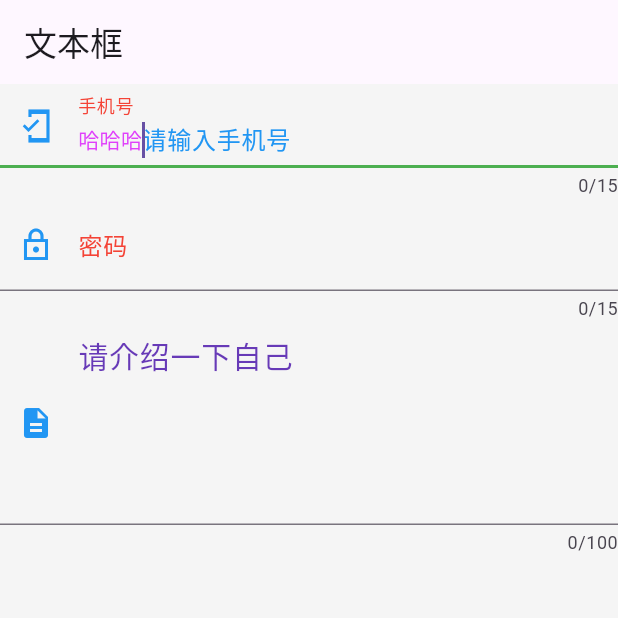
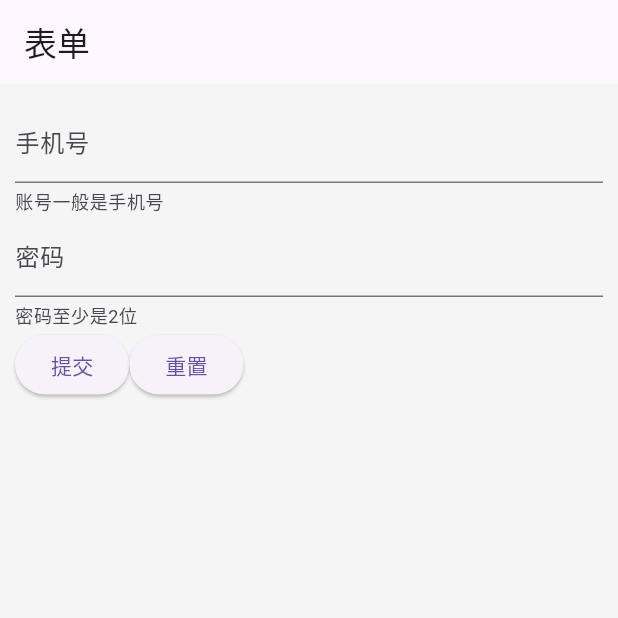
Before and after one commit to wxStart/flutter-dart-zhishi, a Flutter app: the screen it shows after launch, on a phone screen of 412 x 824 dp, the top half of it. Run offline on Flutter 3.47's test engine with Material 3 defaults, Android fonts, the phone set to English and light mode, and no system bars; our stand-ins replace dio, flutter_swiper_null_safety, shared_preferences.

Commit message:
表单相关的内容

```diff
--- /dev/null
+++ b/lib/04表单/27.Form.dart
@@ -0,0 +1,101 @@
+import 'package:flutter/material.dart';
+
+class MyApp extends StatelessWidget {
+  @override
+  Widget build(BuildContext context) {
+    return MaterialApp(
+      home: Scaffold(
+        backgroundColor: Colors.grey[100],
+        appBar: AppBar(
+          title: const Text('表单'),
+        ),
+        body: FormDemo(),
+      ),
+    );
+  }
+}
+
+class FormDemo extends StatefulWidget {
+  const FormDemo({super.key});
+
+  @override
+  State<FormDemo> createState() => _FormDemoState();
+}
+
+class _FormDemoState extends State<FormDemo> {
+  final GlobalKey<FormState> _fromKey = GlobalKey<FormState>();
+
+  String _phone = '';
+  String _password = '';
+  @override
+  Widget build(BuildContext context) {
+    return Container(
+      padding: const EdgeInsets.all(10),
+      child: Column(
+        children: [
+          Form(
+            key: _fromKey,
+            child: Column(
+              children: [
+                TextFormField(
+                  decoration: const InputDecoration(
+                    helperText: "账号一般是手机号",
+                    hintText: '输入手机号',
+                    label: Text('手机号'),
+                  ),
+                  validator: (value) {
+                    if (value == null || value.isEmpty) {
+                      return '手机号不能为空';
+                    }
+                    return null;
+                  },
+                  onSaved: (newValue) {
+                    _phone = newValue!;
+                  },
+                ),
+                TextFormField(
+                  obscureText: true,
+                  decoration: const InputDecoration(
+                    helperText: "密码至少是2位",
+                    hintText: '输入账号密码',
+                    label: Text('密码'),
+                  ),
+                  validator: (value) {
+                    if (value == null || value.isEmpty) {
+                      return '密码不能为空';
+                    }
+                    return null;
+                  },
+                  onSaved: (newValue) {
+                    _password = newValue!;
+                  },
+                )
+              ],
+            ),
+          ),
+          Row(
+            children: [
+              ElevatedButton(
+                onPressed: () {
+                  if (_fromKey.currentState!.validate()) {
+                    // 会在save中去执行每个onSaved
+                    _fromKey.currentState!.save();
+                    print(_phone);
+                    print(_password);
+                  }
+                },
+                child: const Text("提交"),
+              ),
+              ElevatedButton(
+                onPressed: () {
+                  _fromKey.currentState!.reset();
+                },
+                child: const Text("重置"),
+              )
+            ],
+          )
+        ],
+      ),
+    );
+  }
+}
--- a/lib/main.dart
+++ b/lib/main.dart
@@ -28,7 +28,8 @@ import 'package:flutter/material.dart';
 // import './04表单/22.Switch.dart';
 // import './04表单/23.Checkbox.dart';
 // import './04表单/24.Radio.dart';
-import './04表单/25.TextField.dart';
+// import './04表单/25.TextField.dart';
+import './04表单/27.Form.dart';
 
 void main() => runApp(MyApp());
 
```
